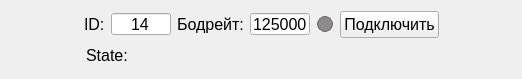
AtariVC/ddii_scopus, file frontend/DialogSerial.ui: the form before one commit.
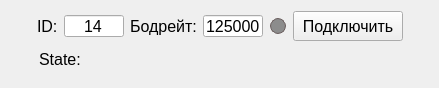
The form after the commit.

Diff of the .ui file:
```diff
--- a/frontend/DialogSerial.ui
+++ b/frontend/DialogSerial.ui
@@ -6,8 +6,8 @@
    <rect>
     <x>0</x>
     <y>0</y>
-    <width>522</width>
-    <height>74</height>
+    <width>439</width>
+    <height>88</height>
    </rect>
   </property>
   <property name="windowTitle">
@@ -39,6 +39,12 @@
          <verstretch>0</verstretch>
         </sizepolicy>
        </property>
+       <property name="minimumSize">
+        <size>
+         <width>60</width>
+         <height>22</height>
+        </size>
+       </property>
        <property name="font">
         <font>
          <pointsize>12</pointsize>
@@ -74,8 +80,8 @@
      </property>
      <property name="sizeHint" stdset="0">
       <size>
-       <width>20</width>
-       <height>40</height>
+       <width>0</width>
+       <height>0</height>
       </size>
      </property>
     </spacer>
@@ -85,7 +91,7 @@
      <item>
       <widget class="QLabel" name="label_10">
        <property name="sizePolicy">
-        <sizepolicy hsizetype="Preferred" vsizetype="Preferred">
+        <sizepolicy hsizetype="Expanding" vsizetype="Expanding">
          <horstretch>0</horstretch>
          <verstretch>0</verstretch>
         </sizepolicy>
@@ -102,6 +108,12 @@
      </item>
      <item>
       <widget class="QLineEdit" name="lineEdit_ID_w">
+       <property name="sizePolicy">
+        <sizepolicy hsizetype="Expanding" vsizetype="Expanding">
+         <horstretch>0</horstretch>
+         <verstretch>0</verstretch>
+        </sizepolicy>
+       </property>
        <property name="minimumSize">
         <size>
          <width>60</width>
@@ -132,6 +144,12 @@
      </item>
      <item>
       <widget class="QLabel" name="label_11">
+       <property name="sizePolicy">
+        <sizepolicy hsizetype="Expanding" vsizetype="Expanding">
+         <horstretch>0</horstretch>
+         <verstretch>0</verstretch>
+        </sizepolicy>
+       </property>
        <property name="font">
         <font>
          <pointsize>12</pointsize>
@@ -144,6 +162,12 @@
      </item>
      <item>
       <widget class="QLineEdit" name="lineEdit_Bauderate_w">
+       <property name="sizePolicy">
+        <sizepolicy hsizetype="Expanding" vsizetype="Expanding">
+         <horstretch>0</horstretch>
+         <verstretch>0</verstretch>
+        </sizepolicy>
+       </property>
        <property name="minimumSize">
         <size>
          <width>60</width>
@@ -217,7 +241,7 @@
      <item>
       <widget class="QWidget" name="widget_led_w" native="true">
        <property name="sizePolicy">
-        <sizepolicy hsizetype="Fixed" vsizetype="Fixed">
+        <sizepolicy hsizetype="Expanding" vsizetype="Expanding">
          <horstretch>0</horstretch>
          <verstretch>0</verstretch>
         </sizepolicy>
@@ -257,15 +281,15 @@
      <item>
       <widget class="QPushButton" name="pushButton_connect_w">
        <property name="sizePolicy">
-        <sizepolicy hsizetype="Minimum" vsizetype="Fixed">
+        <sizepolicy hsizetype="Expanding" vsizetype="Expanding">
          <horstretch>0</horstretch>
          <verstretch>0</verstretch>
         </sizepolicy>
        </property>
        <property name="minimumSize">
         <size>
-         <width>0</width>
-         <height>0</height>
+         <width>110</width>
+         <height>30</height>
         </size>
        </property>
        <property name="font">
@@ -288,7 +312,7 @@
      <property name="sizeHint" stdset="0">
       <size>
        <width>0</width>
-       <height>20</height>
+       <height>0</height>
       </size>
      </property>
     </spacer>
@@ -301,7 +325,7 @@
      <property name="sizeHint" stdset="0">
       <size>
        <width>0</width>
-       <height>20</height>
+       <height>0</height>
       </size>
      </property>
     </spacer>
```
Left out of the diff: 12 changed lines with no effect on the pictures.
